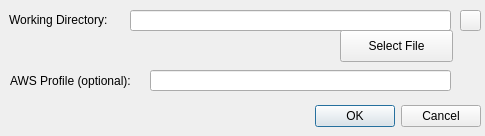
Above: config_dialog_base.ui from azavea/raster-vision-qgis before the change. Below: the same form after it.
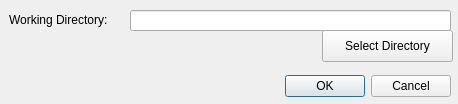
That is the form after the change. Icons and pictures are not drawn.

What changed in the file:
```diff
--- a/config_dialog_base.ui
+++ b/config_dialog_base.ui
@@ -6,8 +6,8 @@
    <rect>
     <x>0</x>
     <y>0</y>
-    <width>485</width>
-    <height>136</height>
+    <width>458</width>
+    <height>104</height>
    </rect>
   </property>
   <property name="windowTitle">
@@ -16,8 +16,8 @@
   <widget class="QDialogButtonBox" name="button_box">
    <property name="geometry">
     <rect>
-     <x>310</x>
-     <y>100</y>
+     <x>280</x>
+     <y>70</y>
      <width>171</width>
      <height>32</height>
     </rect>
@@ -55,54 +55,14 @@
   <widget class="QPushButton" name="working_dir_file_select_button">
    <property name="geometry">
     <rect>
-     <x>340</x>
+     <x>322</x>
      <y>30</y>
-     <width>113</width>
+     <width>131</width>
      <height>32</height>
     </rect>
    </property>
    <property name="text">
-    <string>Select File</string>
-   </property>
-  </widget>
-  <widget class="QLabel" name="label_2">
-   <property name="geometry">
-    <rect>
-     <x>10</x>
-     <y>70</y>
-     <width>141</width>
-     <height>21</height>
-    </rect>
-   </property>
-   <property name="text">
-    <string>AWS Profile (optional):</string>
-   </property>
-  </widget>
-  <widget class="QLineEdit" name="aws_profile_edit">
-   <property name="geometry">
-    <rect>
-     <x>150</x>
-     <y>70</y>
-     <width>301</width>
-     <height>21</height>
-    </rect>
-   </property>
-  </widget>
-  <widget class="QPushButton" name="info_button">
-   <property name="geometry">
-    <rect>
-     <x>460</x>
-     <y>10</y>
-     <width>21</width>
-     <height>21</height>
-    </rect>
-   </property>
-   <property name="text">
-    <string/>
-   </property>
-   <property name="icon">
-    <iconset theme=":/plugins/raster_vision_qgis/info.png">
-     <normaloff>.</normaloff>.</iconset>
+    <string>Select Directory</string>
    </property>
   </widget>
  </widget>
```
